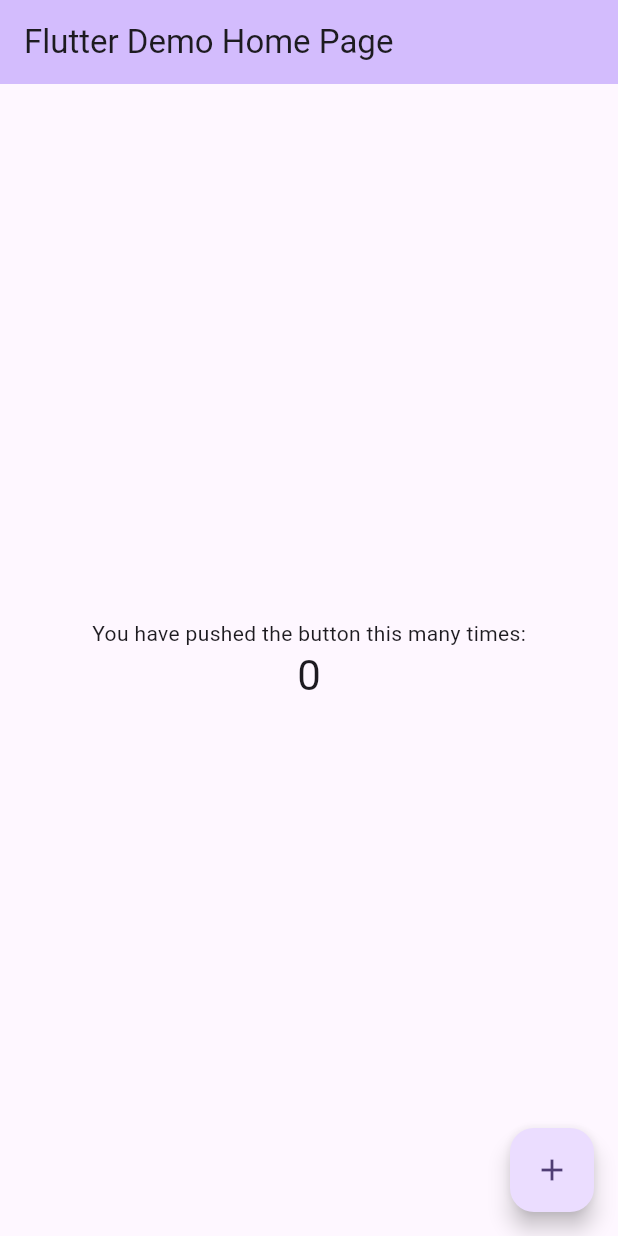
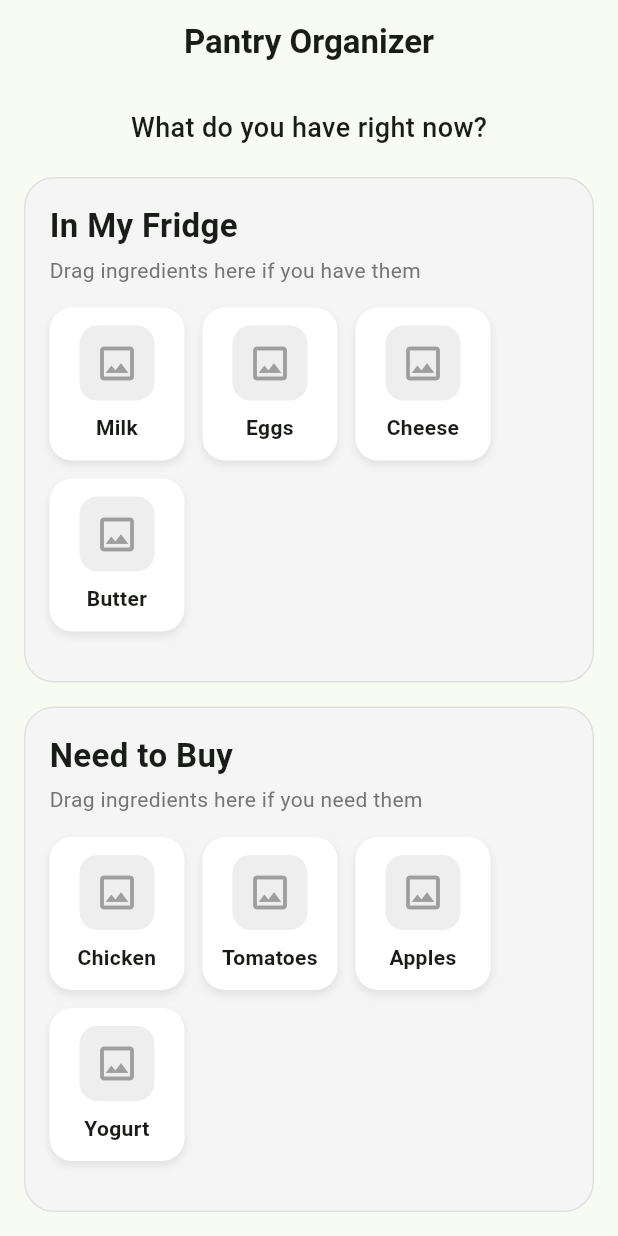
Before and after one commit to hope-mcmillen/pantry_fridge_organizer, a Flutter app: the screen it shows after launch, on a phone screen of 412 x 824 dp. Run offline on Flutter 3.47's test engine with Material 3 defaults, Android fonts, the phone set to English and light mode, and no system bars.

Commit message:
create basic user interface that has the option of "In my Fridge" and "Needs to Buy"

```diff
--- a/lib/main.dart
+++ b/lib/main.dart
@@ -1,122 +1,25 @@
 import 'package:flutter/material.dart';
+import 'pantry_screen.dart';
 
 void main() {
-  runApp(const MyApp());
+  runApp(const PantryOrganizerApp());
 }
 
-class MyApp extends StatelessWidget {
-  const MyApp({super.key});
+class PantryOrganizerApp extends StatelessWidget {
+  const PantryOrganizerApp({super.key});
 
-  // This widget is the root of your application.
   @override
   Widget build(BuildContext context) {
     return MaterialApp(
-      title: 'Flutter Demo',
+      debugShowCheckedModeBanner: false,
+      title: 'Pantry Organizer',
       theme: ThemeData(
-        // This is the theme of your application.
-        //
-        // TRY THIS: Try running your application with "flutter run". You'll see
-        // the application has a purple toolbar. Then, without quitting the app,
-        // try changing the seedColor in the colorScheme below to Colors.green
-        // and then invoke "hot reload" (save your changes or press the "hot
-        // reload" button in a Flutter-supported IDE, or press "r" if you used
-        // the command line to start the app).
-        //
-        // Notice that the counter didn't reset back to zero; the application
-        // state is not lost during the reload. To reset the state, use hot
-        // restart instead.
-        //
-        // This works for code too, not just values: Most code changes can be
-        // tested with just a hot reload.
-        colorScheme: .fromSeed(seedColor: Colors.deepPurple),
+        useMaterial3: true,
+        colorScheme: ColorScheme.fromSeed(
+          seedColor: Colors.green,
+        ),
       ),
-      home: const MyHomePage(title: 'Flutter Demo Home Page'),
+      home: const PantryScreen(),
     );
   }
 }
-
-class MyHomePage extends StatefulWidget {
-  const MyHomePage({super.key, required this.title});
-
-  // This widget is the home page of your application. It is stateful, meaning
-  // that it has a State object (defined below) that contains fields that affect
-  // how it looks.
-
-  // This class is the configuration for the state. It holds the values (in this
-  // case the title) provided by the parent (in this case the App widget) and
-  // used by the build method of the State. Fields in a Widget subclass are
-  // always marked "final".
-
-  final String title;
-
-  @override
-  State<MyHomePage> createState() => _MyHomePageState();
-}
-
-class _MyHomePageState extends State<MyHomePage> {
-  int _counter = 0;
-
-  void _incrementCounter() {
-    setState(() {
-      // This call to setState tells the Flutter framework that something has
-      // changed in this State, which causes it to rerun the build method below
-      // so that the display can reflect the updated values. If we changed
-      // _counter without calling setState(), then the build method would not be
-      // called again, and so nothing would appear to happen.
-      _counter++;
-    });
-  }
-
-  @override
-  Widget build(BuildContext context) {
-    // This method is rerun every time setState is called, for instance as done
-    // by the _incrementCounter method above.
-    //
-    // The Flutter framework has been optimized to make rerunning build methods
-    // fast, so that you can just rebuild anything that needs updating rather
-    // than having to individually change instances of widgets.
-    return Scaffold(
-      appBar: AppBar(
-        // TRY THIS: Try changing the color here to a specific color (to
-        // Colors.amber, perhaps?) and trigger a hot reload to see the AppBar
-        // change color while the other colors stay the same.
-        backgroundColor: Theme.of(context).colorScheme.inversePrimary,
-        // Here we take the value from the MyHomePage object that was created by
-        // the App.build method, and use it to set our appbar title.
-        title: Text(widget.title),
-      ),
-      body: Center(
-        // Center is a layout widget. It takes a single child and positions it
-        // in the middle of the parent.
-        child: Column(
-          // Column is also a layout widget. It takes a list of children and
-          // arranges them vertically. By default, it sizes itself to fit its
-          // children horizontally, and tries to be as tall as its parent.
-          //
-          // Column has various properties to control how it sizes itself and
-          // how it positions its children. Here we use mainAxisAlignment to
-          // center the children vertically; the main axis here is the vertical
-          // axis because Columns are vertical (the cross axis would be
-          // horizontal).
-          //
-          // TRY THIS: Invoke "debug painting" (choose the "Toggle Debug Paint"
-          // action in the IDE, or press "p" in the console), to see the
-          // wireframe for each widget.
-          mainAxisAlignment: .center,
-          children: [
-            const Text('You have pushed the button this many times:'),
-            Text(
-              '$_counter',
-              style: Theme.of(context).textTheme.headlineMedium,
-            ),
-          ],
-        ),
-      ),
-      floatingActionButton: FloatingActionButton(
-        onPressed: _incrementCounter,
-        tooltip: 'Increment',
-        child: const Icon(Icons.add),
-      ),
-    );
-  }
-}
--- /dev/null
+++ b/lib/pantry_screen.dart
@@ -0,0 +1,328 @@
+import 'package:flutter/material.dart';
+
+class PantryScreen extends StatefulWidget {
+  const PantryScreen({super.key});
+
+  @override
+  State<PantryScreen> createState() => _PantryScreenState();
+}
+
+class _PantryScreenState extends State<PantryScreen> {
+  // Temporary starter ingredients.
+  // Later, these can be replaced with your actual ingredient data.
+  final List<String> inFridge = [
+    'Milk',
+    'Eggs',
+    'Cheese',
+    'Butter',
+  ];
+
+  final List<String> needToBuy = [
+    'Chicken',
+    'Tomatoes',
+    'Apples',
+    'Yogurt',
+  ];
+
+  // Moves an ingredient into the fridge.
+  void moveToFridge(String item) {
+    setState(() {
+      needToBuy.remove(item);
+
+      if (!inFridge.contains(item)) {
+        inFridge.add(item);
+      }
+    });
+  }
+
+  // Moves an ingredient into the shopping list.
+  void moveToNeedToBuy(String item) {
+    setState(() {
+      inFridge.remove(item);
+
+      if (!needToBuy.contains(item)) {
+        needToBuy.add(item);
+      }
+    });
+  }
+
+  @override
+  Widget build(BuildContext context) {
+    return Scaffold(
+      appBar: AppBar(
+        title: const Text(
+          'Pantry Organizer',
+          style: TextStyle(
+            fontWeight: FontWeight.bold,
+          ),
+        ),
+        centerTitle: true,
+      ),
+
+      body: SafeArea(
+        child: Padding(
+          padding: const EdgeInsets.all(16),
+          child: Column(
+            children: [
+              const Text(
+                'What do you have right now?',
+                style: TextStyle(
+                  fontSize: 18,
+                  fontWeight: FontWeight.w500,
+                ),
+              ),
+
+              const SizedBox(height: 20),
+
+              // IN MY FRIDGE SECTION
+              Expanded(
+                child: PantrySection(
+                  title: 'In My Fridge',
+                  subtitle: 'Drag ingredients here if you have them',
+                  items: inFridge,
+                  onAccept: moveToFridge,
+                ),
+              ),
+
+              const SizedBox(height: 16),
+
+              // NEED TO BUY SECTION
+              Expanded(
+                child: PantrySection(
+                  title: 'Need to Buy',
+                  subtitle: 'Drag ingredients here if you need them',
+                  items: needToBuy,
+                  onAccept: moveToNeedToBuy,
+                ),
+              ),
+            ],
+          ),
+        ),
+      ),
+    );
+  }
+}
+
+// -----------------------------------------------------------------------------
+// PANTRY SECTION
+// -----------------------------------------------------------------------------
+
+class PantrySection extends StatelessWidget {
+  final String title;
+  final String subtitle;
+  final List<String> items;
+  final Function(String) onAccept;
+
+  const PantrySection({
+    super.key,
+    required this.title,
+    required this.subtitle,
+    required this.items,
+    required this.onAccept,
+  });
+
+  @override
+  Widget build(BuildContext context) {
+    return DragTarget<String>(
+      onAcceptWithDetails: (details) {
+        onAccept(details.data);
+      },
+
+      builder: (context, candidateData, rejectedData) {
+        final isHovering = candidateData.isNotEmpty;
+
+        return AnimatedContainer(
+          duration: const Duration(milliseconds: 200),
+
+          width: double.infinity,
+
+          padding: const EdgeInsets.all(16),
+
+          decoration: BoxDecoration(
+            color: isHovering
+                ? Colors.green.shade100
+                : Colors.grey.shade100,
+
+            borderRadius: BorderRadius.circular(20),
+
+            border: Border.all(
+              color: isHovering
+                  ? Colors.green
+                  : Colors.grey.shade300,
+              width: isHovering ? 2 : 1,
+            ),
+          ),
+
+          child: Column(
+            crossAxisAlignment: CrossAxisAlignment.start,
+            children: [
+              Text(
+                title,
+                style: const TextStyle(
+                  fontSize: 22,
+                  fontWeight: FontWeight.bold,
+                ),
+              ),
+
+              const SizedBox(height: 4),
+
+              Text(
+                subtitle,
+                style: TextStyle(
+                  color: Colors.grey.shade600,
+                ),
+              ),
+
+              const SizedBox(height: 15),
+
+              Expanded(
+                child: items.isEmpty
+                    ? const Center(
+                  child: Text(
+                    'Drag ingredients here',
+                    style: TextStyle(
+                      color: Colors.grey,
+                    ),
+                  ),
+                )
+                    : SingleChildScrollView(
+                  child: Wrap(
+                    spacing: 12,
+                    runSpacing: 12,
+                    children: items
+                        .map(
+                          (item) => IngredientTile(
+                        name: item,
+                      ),
+                    )
+                        .toList(),
+                  ),
+                ),
+              ),
+            ],
+          ),
+        );
+      },
+    );
+  }
+}
+
+// -----------------------------------------------------------------------------
+// INGREDIENT TILE
+// -----------------------------------------------------------------------------
+
+class IngredientTile extends StatelessWidget {
+  final String name;
+
+  const IngredientTile({
+    super.key,
+    required this.name,
+  });
+
+  @override
+  Widget build(BuildContext context) {
+    return Draggable<String>(
+      data: name,
+
+      // What appears underneath your finger while dragging.
+      feedback: Material(
+        color: Colors.transparent,
+        child: IngredientCard(
+          name: name,
+          dragging: true,
+        ),
+      ),
+
+      // What stays behind while the item is being dragged.
+      childWhenDragging: Opacity(
+        opacity: 0.3,
+        child: IngredientCard(
+          name: name,
+        ),
+      ),
+
+      child: IngredientCard(
+        name: name,
+      ),
+    );
+  }
+}
+
+// -----------------------------------------------------------------------------
+// INGREDIENT CARD
+// -----------------------------------------------------------------------------
+
+class IngredientCard extends StatelessWidget {
+  final String name;
+  final bool dragging;
+
+  const IngredientCard({
+    super.key,
+    required this.name,
+    this.dragging = false,
+  });
+
+  @override
+  Widget build(BuildContext context) {
+    return Container(
+      width: 90,
+      padding: const EdgeInsets.symmetric(
+        vertical: 12,
+        horizontal: 8,
+      ),
+
+      decoration: BoxDecoration(
+        color: Colors.white,
+
+        borderRadius: BorderRadius.circular(15),
+
+        boxShadow: [
+          BoxShadow(
+            color: Colors.black.withValues(alpha: 0.08),
+            blurRadius: dragging ? 10 : 4,
+            offset: const Offset(0, 3),
+          ),
+        ],
+      ),
+
+      child: Column(
+        mainAxisSize: MainAxisSize.min,
+        children: [
+          // -----------------------------------------------------------
+          // IMAGE PLACEHOLDER
+          //
+          // Your hand-drawn ingredient images can replace this later.
+          // -----------------------------------------------------------
+
+          Container(
+            width: 50,
+            height: 50,
+
+            decoration: BoxDecoration(
+              color: Colors.grey.shade200,
+              borderRadius: BorderRadius.circular(12),
+            ),
+
+            child: const Icon(
+              Icons.image_outlined,
+              size: 30,
+              color: Colors.grey,
+            ),
+          ),
+
+          const SizedBox(height: 8),
+
+          Text(
+            name,
+            textAlign: TextAlign.center,
+
+            style: const TextStyle(
+              fontSize: 14,
+              fontWeight: FontWeight.w600,
+            ),
+          ),
+        ],
+      ),
+    );
+  }
+}
```
